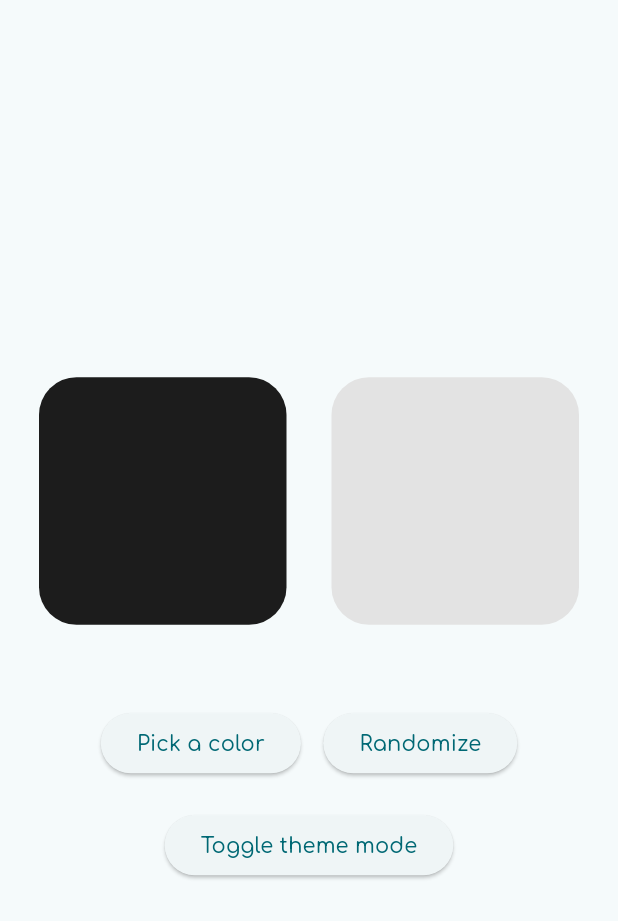
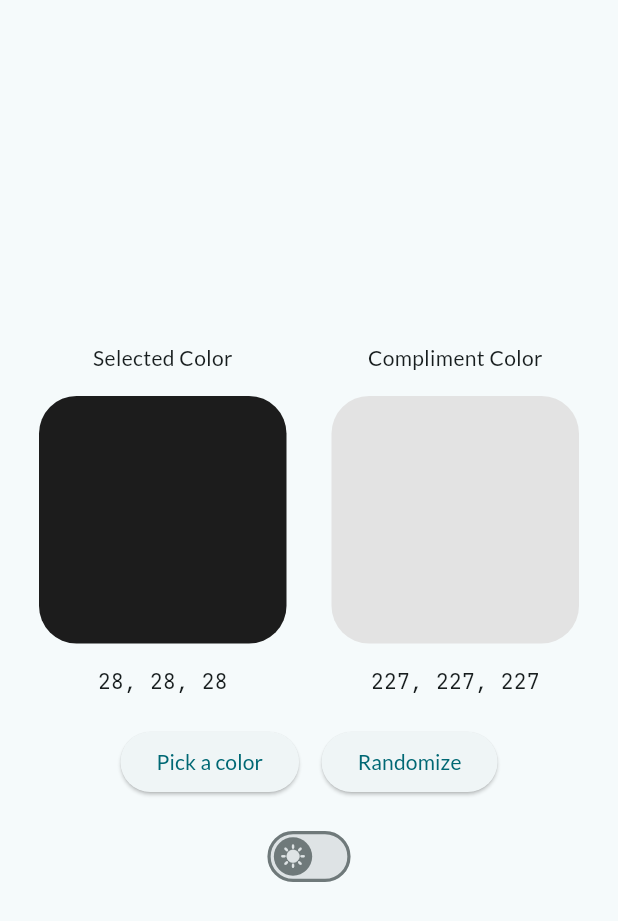
Before and after one commit to lsdarhk/unnamed_color_picker, a Flutter app: the screen it shows after launch, on a phone screen of 412 x 824 dp. Shown: the top 921 px of the screen. Run offline on Flutter 3.47's test engine with Material 3 defaults, Android fonts, the phone set to English and light mode, and no system bars; our stand-ins replace flutter_colorpicker, google_fonts.

Commit message:
everything's working great except the colorschemeseed is still wrong

```diff
--- a/lib/components/palette_containers.dart
+++ b/lib/components/palette_containers.dart
@@ -1,25 +1,48 @@
 import 'package:flutter/material.dart';
-//import 'package:flutter/foundation.dart';
+import 'package:google_fonts/google_fonts.dart';
+import 'package:unnamed_color_picker/components/color_picker.dart';
 
-Widget paletteContainers(int r, int g, int b) {
-  // if(kDebugMode){
-  //   print('paletteContainers rebuilding');
-  // }
-  r = r.clamp(0, 255);
-  g = g.clamp(0, 255);
-  b = b.clamp(0, 255);
+Widget paletteContainers(Color color, BuildContext context) {
+  final ColorScheme colorScheme = Theme.of(context).colorScheme;
+  int r = color.red;
+  int g = color.green;
+  int b = color.blue;
+  Color complimentColor = Color.fromRGBO(255 - r, 255 - g, 255 - b, 1.0);
   const double size = 165;
   return Row(
     mainAxisAlignment: MainAxisAlignment.center,
     children: <Widget>[
-      Container(
+      Column(
+        children: <Widget>[
+          Text(
+            'Selected Color',
+            style: TextStyle(color: colorScheme.onSurface),
+          ),
+          GestureDetector(
+            onTap: () => colorPicker(context),
+            child: Container(
               margin: const EdgeInsets.all(15),
               height: size,
               width: size,
               decoration: BoxDecoration(
                 borderRadius: BorderRadius.circular(25),
-          color: Color.fromRGBO(r, g, b, 1.0),
+                color: color,
               ),
+            ),
+          ),
+          Text(
+            '$r, $g, $b',
+            style: GoogleFonts.jetBrainsMono(
+              color: colorScheme.onSurface,
+            ),
+          ),
+        ],
+      ),
+      Column(
+        children: <Widget>[
+          Text(
+            'Compliment Color',
+            style: TextStyle(color: colorScheme.onSurface),
           ),
           Container(
             margin: const EdgeInsets.all(15),
@@ -27,8 +50,16 @@ Widget paletteContainers(int r, int g, int b) {
             width: size,
             decoration: BoxDecoration(
               borderRadius: BorderRadius.circular(25),
-          color: Color.fromRGBO(255 - r, 255 - g, 255 - b, 1.0),
+              color: complimentColor,
             ),
+          ),
+          Text(
+            '${complimentColor.red}, ${complimentColor.green}, ${complimentColor.blue}',
+            style: GoogleFonts.jetBrainsMono(
+              color: colorScheme.onSurface,
+            ),
+          ),
+        ],
       ),
     ],
   );
--- a/lib/pages/homepage.dart
+++ b/lib/pages/homepage.dart
@@ -1,5 +1,6 @@
 import 'package:flutter/material.dart';
 import 'package:provider/provider.dart';
+import 'package:unnamed_color_picker/components/color_picker.dart';
 import 'package:unnamed_color_picker/components/palette_containers.dart';
 import 'package:unnamed_color_picker/providers/theme_provider.dart';
 import 'package:unnamed_color_picker/providers/global_variables_provider.dart';
@@ -15,22 +16,18 @@ class _HomepageState extends State<Homepage> {
   GlobalVariablesProvider gv = GlobalVariablesProvider();
   @override
   Widget build(BuildContext context) {
+    final ColorScheme colorScheme = Theme.of(context).colorScheme;
     final themeProvider = Provider.of<ThemeProvider>(context);
     return ChangeNotifierProvider<GlobalVariablesProvider>(
         create: (context) => gv,
         builder: (context, child) {
-          final globalVariables = Provider.of<GlobalVariablesProvider>(context);
-          int red = gv.r;
-          int green = gv.g;
-          int blue = gv.b;
+          final globalVariablesProvider =
+              Provider.of<GlobalVariablesProvider>(context);
           return Scaffold(
             body: Column(
               mainAxisAlignment: MainAxisAlignment.center,
               children: <Widget>[
-                paletteContainers(red, green, blue),
-                const SizedBox(
-                  height: 20,
-                ),
+                paletteContainers(gv.currentColor, context),
                 const SizedBox(
                   height: 20,
                 ),
@@ -38,28 +35,16 @@ class _HomepageState extends State<Homepage> {
                   mainAxisAlignment: MainAxisAlignment.center,
                   children: <Widget>[
                     ElevatedButton(
-                      onPressed: () => showDialog(
-                        context: context,
-                        builder: (context) => AlertDialog(
-                          title: const Text(
-                            'Pick a color',
-                          ),
-                          content: const Placeholder(),
-                          actions: <Widget>[
-                            ElevatedButton(
-                              onPressed: () => Navigator.of(context).pop(),
-                              child: const Text('Done'),
-                            )
-                          ],
-                        ),
+                      onPressed: () => colorPicker(context),
+                      child: const Text(
+                        'Pick a color',
                       ),
-                      child: const Text('Pick a color'),
                     ),
                     const SizedBox(
                       width: 15,
                     ),
                     ElevatedButton(
-                      onPressed: () => globalVariables.getNewRGB(),
+                      onPressed: () => globalVariablesProvider.getNewRGB(),
                       child: const Text(
                         'Randomize',
                       ),
@@ -67,14 +52,21 @@ class _HomepageState extends State<Homepage> {
                   ],
                 ),
                 const SizedBox(
-                  height: 20,
+                  height: 15,
                 ),
-                ElevatedButton(
-                  onPressed: () => themeProvider.toggleTheme(),
-                  child: const Text('Toggle theme mode'),
-                ),
-                const SizedBox(
-                  width: 40,
+                Transform.scale(
+                  scale: 1.065,
+                  child: Switch(
+                      value: themeProvider.isDark,
+                      activeColor: colorScheme.primary,
+                      thumbIcon: WidgetStateProperty.all(
+                        Icon(
+                          themeProvider.isDark ? Icons.nights_stay : Icons.sunny,
+                        ),
+                      ),
+                      onChanged: (value) {
+                        themeProvider.toggleTheme(value);
+                      }),
                 ),
               ],
             ),
--- a/lib/providers/global_variables_provider.dart
+++ b/lib/providers/global_variables_provider.dart
@@ -8,10 +8,16 @@ class GlobalVariablesProvider extends ChangeNotifier {
   int get r => _r;
   int get g => _g;
   int get b => _b;
+  late Color currentColor = Color.fromRGBO(_r, _g, _b, 1.0);
   void getNewRGB() {
     _r = Random().nextInt(256);
     _g = Random().nextInt(256);
     _b = Random().nextInt(256);
+    currentColor = Color.fromRGBO(_r, _g, _b, 1.0);
+    notifyListeners();
+  }
+  void updateColor(Color color) {
+    currentColor = color;
     notifyListeners();
   }
 }
--- a/lib/providers/theme_provider.dart
+++ b/lib/providers/theme_provider.dart
@@ -1,19 +1,19 @@
-//import 'package:flutter/foundation.dart';
 import 'package:flutter/material.dart';
 
 class ThemeProvider extends ChangeNotifier {
-  ThemeMode _theme = ThemeMode.system;
+  ThemeMode _theme = ThemeMode.light;
   ThemeMode get theme => _theme;
-  final systemBrightness =
-      WidgetsBinding.instance.platformDispatcher.platformBrightness;
-  void toggleTheme() {
-    bool isDark =
-        systemBrightness == Brightness.dark || _theme == ThemeMode.dark;
-    if (isDark) {
-      _theme = ThemeMode.light;
-    } else {
-      _theme = ThemeMode.dark;
-    }
+  late bool isDark = _theme == ThemeMode.dark;
+  void toggleTheme(bool value) {
+    isDark = value;
+    _theme = isDark ? ThemeMode.dark : ThemeMode.light;
     notifyListeners();
-  }
-} //theme switcher using ThemeMode
+    // if(kDebugMode) {
+    //   print('systemBrightness: ${WidgetsBinding.instance.platformDispatcher
+    //       .platformBrightness}');
+    //   print('$runtimeType toggled');
+    //   print('isDark: $isDark');
+    //   print('_theme: $_theme');
+    // }
+  }//theme switcher using ThemeMode
+}
--- a/lib/themes.dart
+++ b/lib/themes.dart
@@ -2,9 +2,9 @@ import 'package:flutter/material.dart';
 import 'package:google_fonts/google_fonts.dart';
 import 'package:unnamed_color_picker/providers/global_variables_provider.dart';
 
-TextTheme textTheme = GoogleFonts.comfortaaTextTheme();
+TextTheme textTheme = GoogleFonts.latoTextTheme();
 GlobalVariablesProvider gv = GlobalVariablesProvider();
-Color colorSchemeSeed = Color.fromRGBO(gv.r, gv.g, gv.b, 1.0);
+Color colorSchemeSeed = gv.currentColor;
 
 class Themes {
   static ThemeData lightTheme = ThemeData(
```
Also changed, not shown: lib/components/color_picker.dart (added, +38 -0 lines). Lines whose indentation alone changed are shown as unchanged.
